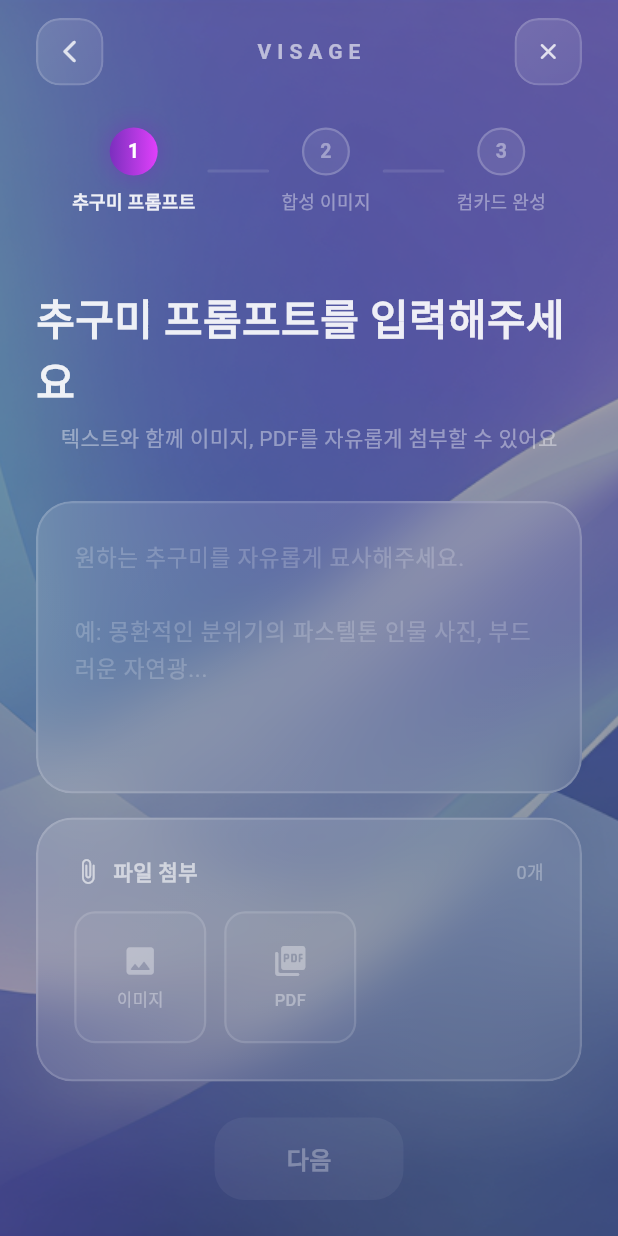
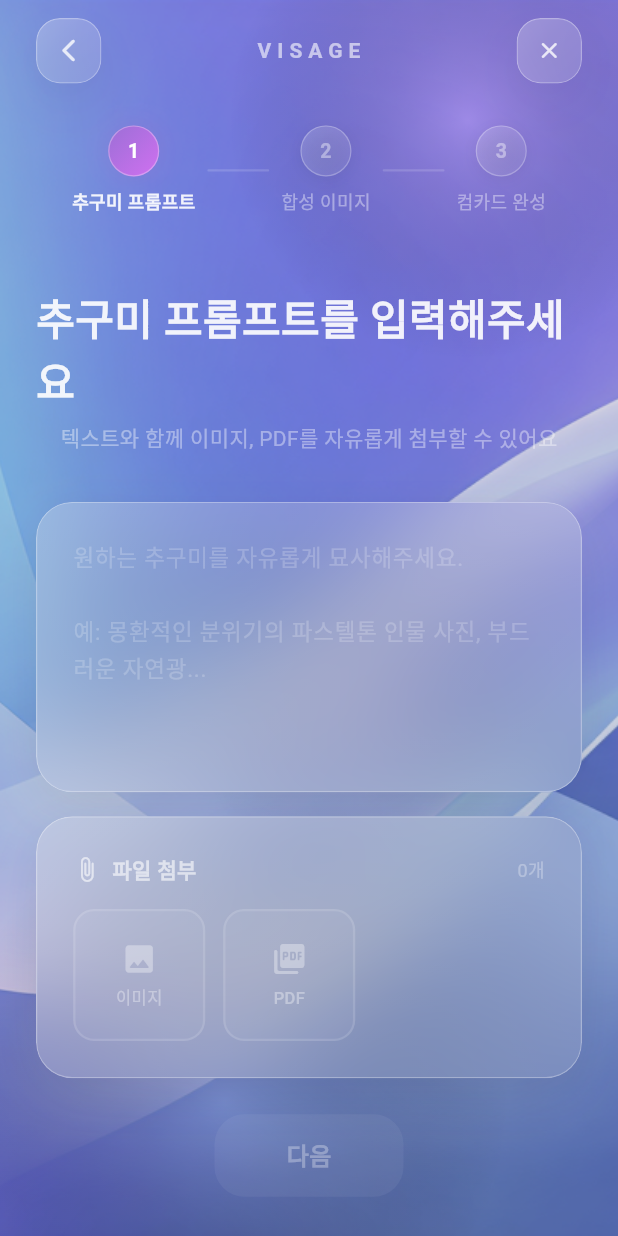
Before and after one commit to melodyvoow/visage, a Flutter app: the VisageCreationFlowView screen opened directly, on a phone screen of 412 x 824 dp. Run offline on Flutter 3.47's test engine with Material 3 defaults, Android fonts, the phone set to English and light mode, and no system bars; our stand-ins replace firebase_core, image_picker; accounts and stored records are empty; statements that could not run were skipped.

Commit message:
우선 UI 더 글래스몰피즘으로 변경

```diff
--- a/lib/view/Creation/visage_creation_flow_view.dart
+++ b/lib/view/Creation/visage_creation_flow_view.dart
@@ -1,4 +1,5 @@
 import 'dart:typed_data';
+import 'dart:ui';
 import 'package:flutter/material.dart';
 import 'package:visage/view/Creation/visage_creation_types.dart';
 import 'package:visage/widget/glass_container.dart';
@@ -137,15 +138,72 @@ class _VisageCreationFlowViewState extends State<VisageCreationFlowView> {
     );
   }
 
-  // --- Background image with dark overlay ---
+  // --- Background image with soft orbs ---
   Widget _buildBackground() {
+    final size = MediaQuery.of(context).size;
+
     return Stack(
       children: [
+        // Base image
         SizedBox.expand(
           child: Image.asset('assets/image/visage_bg.png', fit: BoxFit.cover),
         ),
-        // Dark overlay for glass readability
-        Container(color: Colors.black.withOpacity(0.35)),
+        // Very light overlay to soften
+        Container(color: Colors.black.withOpacity(0.12)),
+        // Floating orb – top right (warm pink)
+        Positioned(
+          top: -80,
+          right: -60,
+          child: Container(
+            width: 320,
+            height: 320,
+            decoration: BoxDecoration(
+              shape: BoxShape.circle,
+              gradient: RadialGradient(
+                colors: [
+                  const Color(0xFFEBB5FF).withOpacity(0.30),
+                  Colors.transparent,
+                ],
+              ),
+            ),
+          ),
+        ),
+        // Floating orb – bottom left (soft blue)
+        Positioned(
+          bottom: -100,
+          left: -40,
+          child: Container(
+            width: 380,
+            height: 380,
+            decoration: BoxDecoration(
+              shape: BoxShape.circle,
+              gradient: RadialGradient(
+                colors: [
+                  const Color(0xFFB5D4FF).withOpacity(0.25),
+                  Colors.transparent,
+                ],
+              ),
+            ),
+          ),
+        ),
+        // Floating orb – center right (peach)
+        Positioned(
+          top: size.height * 0.45,
+          right: size.width * 0.15,
+          child: Container(
+            width: 220,
+            height: 220,
+            decoration: BoxDecoration(
+              shape: BoxShape.circle,
+              gradient: RadialGradient(
+                colors: [
+                  const Color(0xFFFFCBD4).withOpacity(0.18),
+                  Colors.transparent,
+                ],
+              ),
+            ),
+          ),
+        ),
       ],
     );
   }
@@ -215,15 +273,15 @@ class _VisageCreationFlowViewState extends State<VisageCreationFlowView> {
             final isCompleted = _indicatorStep > stepIndex;
             return Expanded(
               child: Container(
-                height: 2,
+                height: 1.5,
                 margin: const EdgeInsets.symmetric(horizontal: 8),
                 decoration: BoxDecoration(
                   gradient: isCompleted
                       ? const LinearGradient(
-                          colors: [Color(0xFF7B2FBE), Color(0xFFE040FB)],
+                          colors: [Color(0xFF9B6FD6), Color(0xFFD070F0)],
                         )
                       : null,
-                  color: isCompleted ? null : Colors.white.withOpacity(0.1),
+                  color: isCompleted ? null : Colors.white.withOpacity(0.15),
                   borderRadius: BorderRadius.circular(1),
                 ),
               ),
@@ -239,33 +297,45 @@ class _VisageCreationFlowViewState extends State<VisageCreationFlowView> {
               children: [
                 AnimatedContainer(
                   duration: const Duration(milliseconds: 300),
-                  width: 32,
-                  height: 32,
+                  width: 34,
+                  height: 34,
                   decoration: BoxDecoration(
                     shape: BoxShape.circle,
                     gradient: (isActive || isCompleted)
                         ? const LinearGradient(
-                            colors: [Color(0xFF7B2FBE), Color(0xFFE040FB)],
+                            begin: Alignment.topLeft,
+                            end: Alignment.bottomRight,
+                            colors: [Color(0xFF9B6FD6), Color(0xFFD070F0)],
                           )
-                        : null,
-                    color: (isActive || isCompleted)
-                        ? null
-                        : Colors.white.withOpacity(0.08),
+                        : LinearGradient(
+                            begin: Alignment.topLeft,
+                            end: Alignment.bottomRight,
+                            colors: [
+                              Colors.white.withOpacity(0.18),
+                              Colors.white.withOpacity(0.08),
+                            ],
+                          ),
                     border: Border.all(
                       color: (isActive || isCompleted)
-                          ? Colors.transparent
-                          : Colors.white.withOpacity(0.2),
-                      width: 1.5,
+                          ? Colors.white.withOpacity(0.3)
+                          : Colors.white.withOpacity(0.25),
+                      width: 0.8,
                     ),
                     boxShadow: isActive
                         ? [
                             BoxShadow(
-                              color: const Color(0xFF7B2FBE).withOpacity(0.4),
-                              blurRadius: 12,
-                              spreadRadius: 2,
+                              color: const Color(0xFF9B6FD6).withOpacity(0.35),
+                              blurRadius: 16,
+                              spreadRadius: 1,
                             ),
                           ]
-                        : null,
+                        : [
+                            BoxShadow(
+                              color: Colors.black.withOpacity(0.06),
+                              blurRadius: 8,
+                              offset: const Offset(0, 2),
+                            ),
+                          ],
                   ),
                   child: Center(
                     child: isCompleted
@@ -430,21 +500,21 @@ class _GlassLoadingIndicatorState extends State<_GlassLoadingIndicator>
   @override
   Widget build(BuildContext context) {
     return SizedBox(
-      width: 80,
-      height: 80,
+      width: 88,
+      height: 88,
       child: Stack(
         alignment: Alignment.center,
         children: [
-          // Glow background
+          // Soft glow
           Container(
-            width: 80,
-            height: 80,
+            width: 88,
+            height: 88,
             decoration: BoxDecoration(
               shape: BoxShape.circle,
               boxShadow: [
                 BoxShadow(
-                  color: const Color(0xFF7B2FBE).withOpacity(0.3),
-                  blurRadius: 24,
+                  color: const Color(0xFF9B6FD6).withOpacity(0.25),
+                  blurRadius: 32,
                   spreadRadius: 4,
                 ),
               ],
@@ -454,28 +524,45 @@ class _GlassLoadingIndicatorState extends State<_GlassLoadingIndicator>
           RotationTransition(
             turns: _controller,
             child: Container(
-              width: 80,
-              height: 80,
+              width: 88,
+              height: 88,
               decoration: BoxDecoration(
                 shape: BoxShape.circle,
                 gradient: SweepGradient(
                   colors: [
-                    const Color(0xFF7B2FBE),
-                    const Color(0xFFE040FB),
-                    const Color(0xFF7B2FBE).withOpacity(0.0),
+                    const Color(0xFF9B6FD6),
+                    const Color(0xFFD070F0),
+                    const Color(0xFFB5D4FF).withOpacity(0.4),
+                    const Color(0xFF9B6FD6).withOpacity(0.0),
                   ],
-                  stops: const [0.0, 0.5, 1.0],
+                  stops: const [0.0, 0.35, 0.65, 1.0],
                 ),
               ),
             ),
           ),
-          // Inner circle (creates ring effect)
-          Container(
-            width: 64,
-            height: 64,
-            decoration: const BoxDecoration(
-              shape: BoxShape.circle,
-              color: Color(0xFF0A0A14),
+          // Inner frosted glass circle
+          ClipOval(
+            child: BackdropFilter(
+              filter: ImageFilter.blur(sigmaX: 20, sigmaY: 20),
+              child: Container(
+                width: 68,
+                height: 68,
+                decoration: BoxDecoration(
+                  shape: BoxShape.circle,
+                  gradient: LinearGradient(
+                    begin: Alignment.topLeft,
+                    end: Alignment.bottomRight,
+                    colors: [
+                      Colors.white.withOpacity(0.22),
+                      Colors.white.withOpacity(0.10),
+                    ],
+                  ),
+                  border: Border.all(
+                    color: Colors.white.withOpacity(0.25),
+                    width: 0.8,
+                  ),
+                ),
+              ),
             ),
           ),
         ],
--- a/lib/widget/glass_container.dart
+++ b/lib/widget/glass_container.dart
@@ -11,6 +11,7 @@ class GlassContainer extends StatelessWidget {
   final EdgeInsetsGeometry? padding;
   final EdgeInsetsGeometry? margin;
   final Color? borderColor;
+  final bool enableShadow;
 
   const GlassContainer({
     super.key,
@@ -18,11 +19,12 @@ class GlassContainer extends StatelessWidget {
     this.width,
     this.height,
     this.borderRadius = 24,
-    this.blur = 20,
-    this.opacity = 0.08,
+    this.blur = 32,
+    this.opacity = 0.15,
     this.padding,
     this.margin,
     this.borderColor,
+    this.enableShadow = true,
   });
 
   @override
@@ -31,6 +33,26 @@ class GlassContainer extends StatelessWidget {
       width: width,
       height: height,
       margin: margin,
+      decoration: BoxDecoration(
+        borderRadius: BorderRadius.circular(borderRadius),
+        boxShadow: enableShadow
+            ? [
+                // Soft outer shadow for floating depth
+                BoxShadow(
+                  color: Colors.black.withOpacity(0.08),
+                  blurRadius: 32,
+                  offset: const Offset(0, 12),
+                  spreadRadius: -4,
+                ),
+                // Subtle color tint shadow
+                BoxShadow(
+                  color: const Color(0xFF7B6FBE).withOpacity(0.06),
+                  blurRadius: 24,
+                  offset: const Offset(0, 4),
+                ),
+              ]
+            : null,
+      ),
       child: ClipRRect(
         borderRadius: BorderRadius.circular(borderRadius),
         child: BackdropFilter(
@@ -38,18 +60,21 @@ class GlassContainer extends StatelessWidget {
           child: Container(
             padding: padding ?? const EdgeInsets.all(24),
             decoration: BoxDecoration(
+              // Top-left highlight gradient (like real frosted glass catching light)
               gradient: LinearGradient(
                 begin: Alignment.topLeft,
                 end: Alignment.bottomRight,
                 colors: [
-                  Colors.white.withOpacity(opacity + 0.05),
+                  Colors.white.withOpacity(opacity + 0.1),
+                  Colors.white.withOpacity(opacity + 0.04),
                   Colors.white.withOpacity(opacity),
                 ],
+                stops: const [0.0, 0.4, 1.0],
               ),
               borderRadius: BorderRadius.circular(borderRadius),
               border: Border.all(
-                color: borderColor ?? Colors.white.withOpacity(0.15),
-                width: 1.5,
+                color: borderColor ?? Colors.white.withOpacity(0.3),
+                width: 0.8,
               ),
             ),
             child: child,
```
